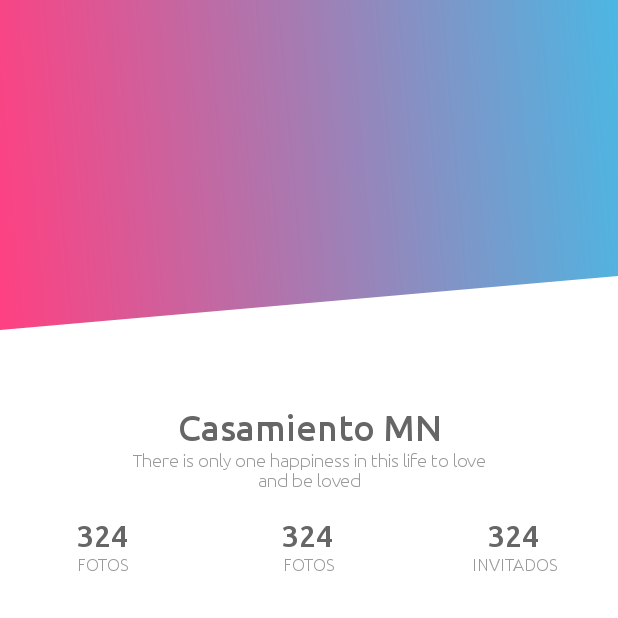
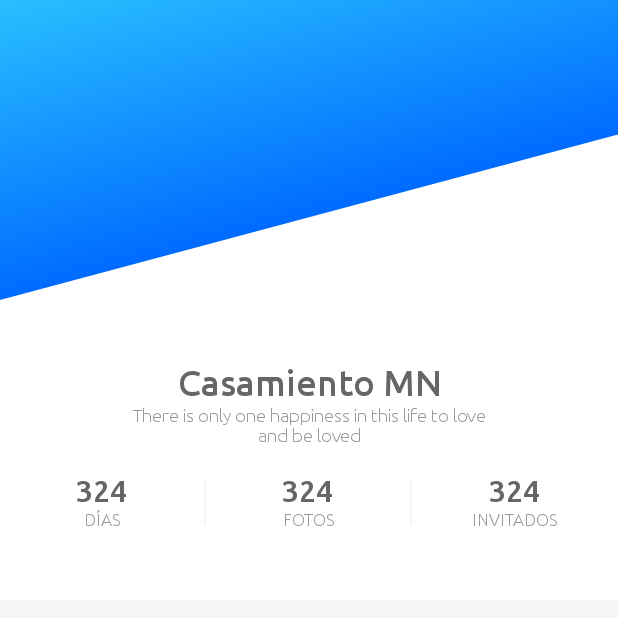
Before and after one commit to herrerameri/Fiestapp-Android, an Android app: the FiestaActivity screen opened directly, with no data from a screen before it, on a phone screen of 412 x 824 dp, the top half of it. Run offline under Robolectric (Android 15) with nearby library versions, the phone set to English and light mode, and no system bars; our stand-ins replace Picasso; pictures from the network do not load; 7 statements that could not run were skipped.

Commit message:
- Cambio de estilo: Fiestapp es azul! - Inicio H3 Ver detalle de fiesta: continúo con lógica de Grid de opciones

```diff
--- a/app/src/main/java/com/mint/fiestapp/presenters/fiesta/IFiestaPresenter.java
+++ b/app/src/main/java/com/mint/fiestapp/presenters/fiesta/IFiestaPresenter.java
@@ -5,8 +5,10 @@ import com.mint.fiestapp.presenters.IPresenter;
 
 public interface IFiestaPresenter extends IPresenter {
     void setFiesta(FiestaModel model);
-    int totalFuncionalidades();
-    int idIconoFuncionalidad(int indice);
+    int getTotalFuncionalidades();
+    int getIdIconoFuncionalidad(int indice);
+    void clickOnFuncionalidad(int indice);
+    String getTituloFuncionalidad(int indice);
     String getTitulo();
     String getDescripcion();
     String getCantidadFotos();
--- a/app/src/main/res/drawable/background_fiesta.xml
+++ b/app/src/main/res/drawable/background_fiesta.xml
@@ -9,16 +9,17 @@
         </shape>
     </item>
     <item android:top="0dp"
-          android:width="500dp"
+          android:width="900dp"
           android:bottom="200dp">
         <rotate
-            android:fromDegrees="355"
+            android:fromDegrees="345"
             android:toDegrees="370"
             android:pivotX="0%"
             android:pivotY="100%" >
             <shape android:shape="rectangle"
                 >
                 <gradient
+                    android:angle="270"
                     android:startColor="@color/colorAccent"
                     android:endColor="@color/colorPrimary"
                     android:color="@color/background" />
--- a/app/src/main/res/drawable/gradiente.xml
+++ b/app/src/main/res/drawable/gradiente.xml
@@ -4,8 +4,8 @@
         <shape>
             <gradient
                 android:angle="90"
-                android:startColor="#FFFF0000"
-                android:endColor="#FF00FF00"
+                android:startColor="@color/colorPrimary"
+                android:endColor="@color/colorAccent"
                 android:type="linear" />
         </shape>
     </item>
--- a/app/src/main/res/layout/activity_fiesta.xml
+++ b/app/src/main/res/layout/activity_fiesta.xml
@@ -1,6 +1,7 @@
 <?xml version="1.0" encoding="utf-8"?>
 <ScrollView xmlns:android="http://schemas.android.com/apk/res/android"
     xmlns:customAttrs="http://schemas.android.com/apk/res-auto"
+    android:background="@color/background"
     android:layout_width="match_parent"
     android:layout_height="match_parent">
 
@@ -13,25 +14,27 @@
             android:id="@+id/imgBackFiesta"
             android:layout_width="match_parent"
             android:scaleType="centerCrop"
-            android:layout_height="420dp"
+            android:layout_height="400dp"
             android:background="@drawable/background_fiesta"/>
 
         <LinearLayout
             android:id="@+id/linFotoFiesta"
-            android:layout_width="100dp"
-            android:layout_height="100dp"
-            android:layout_centerInParent="true"
+            android:gravity="center"
+            android:layout_width="match_parent"
+            android:layout_height="wrap_content"
+            android:layout_marginTop="90dp"
             android:orientation="vertical">
 
             <ImageView
                 android:id="@+id/imgFotoFiesta"
-                android:layout_width="wrap_content"
-                android:layout_height="wrap_content"/>
+                android:layout_width="130dp"
+                android:layout_height="130dp"/>
         </LinearLayout>
 
         <LinearLayout
             android:id="@+id/linTituloFiesta"
-            android:layout_marginTop="270dp"
+            android:layout_marginTop="20dp"
+            android:layout_below="@id/linFotoFiesta"
             android:layout_width="match_parent"
             android:layout_height="match_parent"
             android:orientation="vertical">
@@ -65,6 +68,7 @@
 
         <LinearLayout
             android:id="@+id/linNumerosFiesta"
+            android:paddingBottom="@dimen/padding_cards"
             android:layout_width="match_parent"
             android:layout_height="match_parent"
             android:gravity="center"
@@ -78,6 +82,41 @@
                 android:layout_weight="0.333"
                 android:gravity="center"
                 android:orientation="vertical"
+                android:layout_height="wrap_content">
+
+                <com.mint.fiestapp.views.custom.CustomTextView
+                    android:id="@+id/texCantidadDias"
+                    android:layout_width="wrap_content"
+                    android:layout_height="wrap_content"
+                    android:textColor="@color/titles"
+                    android:textSize="20sp"
+                    android:textStyle="bold"
+                    customAttrs:customFont="UBUNTU_NORMAL"
+                    android:gravity="center"
+                    android:text="324"/>
+
+                <com.mint.fiestapp.views.custom.CustomTextView
+                    android:layout_width="wrap_content"
+                    android:layout_height="wrap_content"
+                    android:textColor="@color/subtitles"
+                    customAttrs:customFont="UBUNTU_REGULAR"
+                    android:textSize="11sp"
+                    android:gravity="center"
+                    android:text="@string/dias_faltantes"/>
+
+            </LinearLayout>
+            <View
+                android:layout_height="match_parent"
+                android:layout_marginTop="4dp"
+                android:layout_marginBottom="4dp"
+                android:layout_width="1dp"
+                android:background="@color/background">
+            </View>
+            <LinearLayout
+                android:layout_width="0dp"
+                android:layout_weight="0.333"
+                android:orientation="vertical"
+                android:gravity="center"
                 android:layout_height="wrap_content">
 
                 <com.mint.fiestapp.views.custom.CustomTextView
@@ -101,36 +140,13 @@
                     android:text="@string/fotos"/>
 
             </LinearLayout>
-
-            <LinearLayout
-                android:layout_width="0dp"
-                android:layout_weight="0.333"
-                android:orientation="vertical"
-                android:gravity="center"
-                android:layout_height="wrap_content">
-
-                <com.mint.fiestapp.views.custom.CustomTextView
-                    android:id="@+id/texCantidadDias"
-                    android:layout_width="wrap_content"
-                    android:layout_height="wrap_content"
-                    android:textColor="@color/titles"
-                    android:textSize="20sp"
-                    android:textStyle="bold"
-                    customAttrs:customFont="UBUNTU_NORMAL"
-                    android:gravity="center"
-                    android:text="324"/>
-
-                <com.mint.fiestapp.views.custom.CustomTextView
-                    android:layout_width="wrap_content"
-                    android:layout_height="wrap_content"
-                    android:textColor="@color/subtitles"
-                    customAttrs:customFont="UBUNTU_REGULAR"
-                    android:textSize="11sp"
-                    android:gravity="center"
-                    android:text="@string/fotos"/>
-
-            </LinearLayout>
-
+            <View
+                android:layout_height="match_parent"
+                android:layout_marginTop="4dp"
+                android:layout_marginBottom="4dp"
+                android:layout_width="1dp"
+                android:background="@color/background">
+            </View>
             <LinearLayout
                 android:layout_width="0dp"
                 android:layout_weight="0.333"
@@ -163,13 +179,13 @@
         <GridLayout
             android:id="@+id/griOpcionesFiesta"
             android:layout_below="@id/linNumerosFiesta"
-            android:background="@color/background"
+            android:padding="@dimen/padding_cards"
+            android:alignmentMode="alignBounds"
+            android:useDefaultMargins="true"
+            android:verticalSpacing="@dimen/padding_cards"
+            android:horizontalSpacing="@dimen/padding_cards"
             android:layout_width="match_parent"
-            android:layout_height="match_parent"
-            android:layout_gravity="fill_vertical"
-            android:columnCount="3"
-            android:orientation="horizontal"
-            android:rowCount="1">
+            android:layout_height="match_parent">
         </GridLayout>
     </RelativeLayout>
 </ScrollView>
--- a/app/src/main/res/menu/nav_misfiestas.xml
+++ b/app/src/main/res/menu/nav_misfiestas.xml
@@ -5,18 +5,15 @@
         android:id="@+id/action_misfiestas"
         android:enabled="true"
         android:icon="@mipmap/ic_launcher"
-        android:title="@string/mis_fiestas"
         app:showAsAction="ifRoom" />
     <item
         android:id="@+id/action_nuevafiesta"
         android:enabled="true"
         android:icon="@mipmap/ic_action_add_circle"
-        android:title="@string/nueva_fiesta"
         app:showAsAction="ifRoom" />
     <item
         android:id="@+id/action_notificaciones"
         android:enabled="true"
         android:icon="@mipmap/ic_action_notifications"
-        android:title="@string/notificaciones"
         app:showAsAction="ifRoom" />
 </menu>
--- a/app/src/main/res/values/colors.xml
+++ b/app/src/main/res/values/colors.xml
@@ -1,8 +1,8 @@
 <?xml version="1.0" encoding="utf-8"?>
 <resources>
-    <color name="colorPrimary">#2FCAF3</color>
-    <color name="colorPrimaryDark">#5DB7F9</color>
-    <color name="colorAccent">#FF4081</color>
+    <color name="colorPrimary">#006BFF</color>
+    <color name="colorPrimaryDark">#2BC2FF</color>
+    <color name="colorAccent">#2BC2FF</color>
     <color name="background">#F5F5F5</color>
     <color name="white">#FFFFFF</color>
     <color name="titles">#666666</color>
--- a/app/src/main/res/values/dimens.xml
+++ b/app/src/main/res/values/dimens.xml
@@ -7,4 +7,5 @@
     <dimen name="between_cards">17dp</dimen>
     <dimen name="marginBottomNav">50dp</dimen>
     <dimen name="little_gap">5dp</dimen>
+    <dimen name="fontsize_title">16sp</dimen>
 </resources>
--- a/app/src/main/res/values/strings.xml
+++ b/app/src/main/res/values/strings.xml
@@ -2,9 +2,7 @@
     <string name="app_name">Fiestapp</string>
 
     <!-- MIS FIESTAS -->
-    <string name="mis_fiestas">Fiestas</string>
-    <string name="notificaciones">Notificaciones</string>
-    <string name="nueva_fiesta">Nueva fiesta</string>
+    <string name="mis_fiestas">Mis fiestas</string>
 
     <!-- FIESTA -->
     <string name="dias_faltantes">DÍAS</string>
--- a/app/src/main/res/values/styles.xml
+++ b/app/src/main/res/values/styles.xml
@@ -11,5 +11,8 @@
         <item name="windowNoTitle">true</item>
         <item name="windowActionBar">false</item>
         <item name="android:windowContentOverlay">@null</item>
+        <item name="colorPrimary">@color/colorPrimary</item>
+        <item name="colorPrimaryDark">@color/colorPrimaryDark</item>
+        <item name="colorAccent">@color/colorAccent</item>
     </style>
 </resources>
```
Also changed, not shown: app/src/main/java/com/mint/fiestapp/comun/EnumFuncionalidades.java (+19 -8 lines), app/src/main/java/com/mint/fiestapp/models/misfiestas/MisFiestasModel.java (+18 -11 lines), app/src/main/java/com/mint/fiestapp/presenters/fiesta/FiestaPresenter.java (+34 -3 lines), app/src/main/java/com/mint/fiestapp/views/custom/CustomBottomNavigation.java (added, +50 -0 lines), app/src/main/java/com/mint/fiestapp/views/custom/ImageCircleTransform.java (+9 -1 lines), app/src/main/java/com/mint/fiestapp/views/fiesta/FiestaActivity.java (+25 -10 lines), app/src/main/res/layout/activity_fiesta_funcionalidad.xml (added, +35 -0 lines), app/src/main/res/layout/activity_misfiestas.xml (+22 -6 lines).
